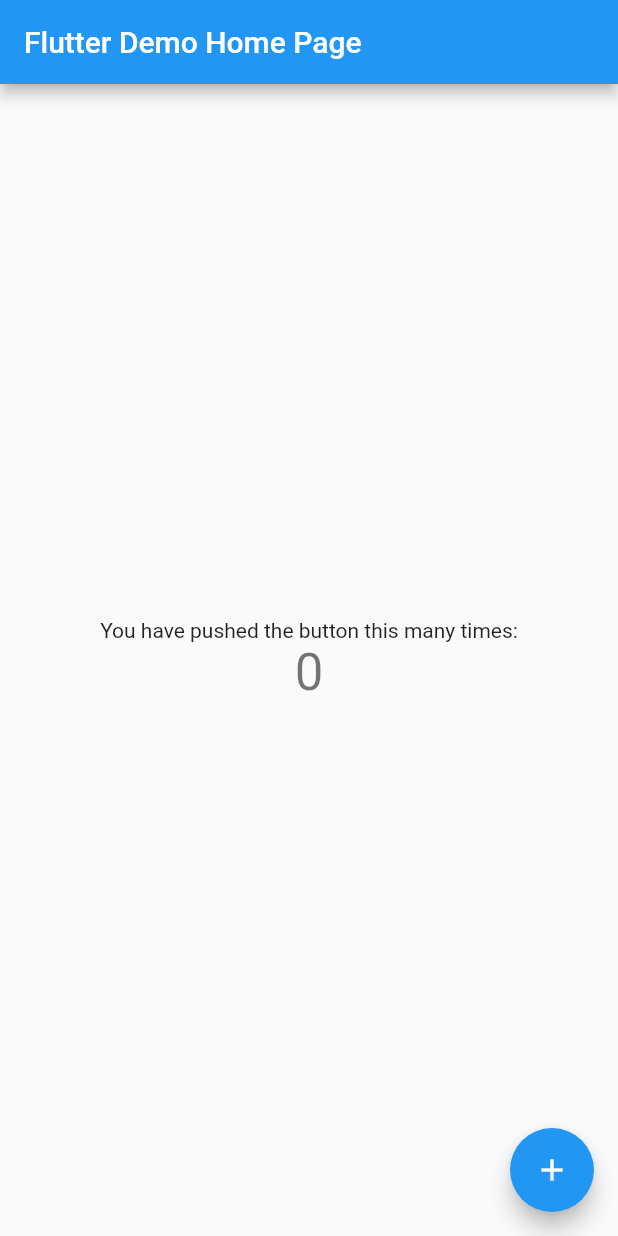
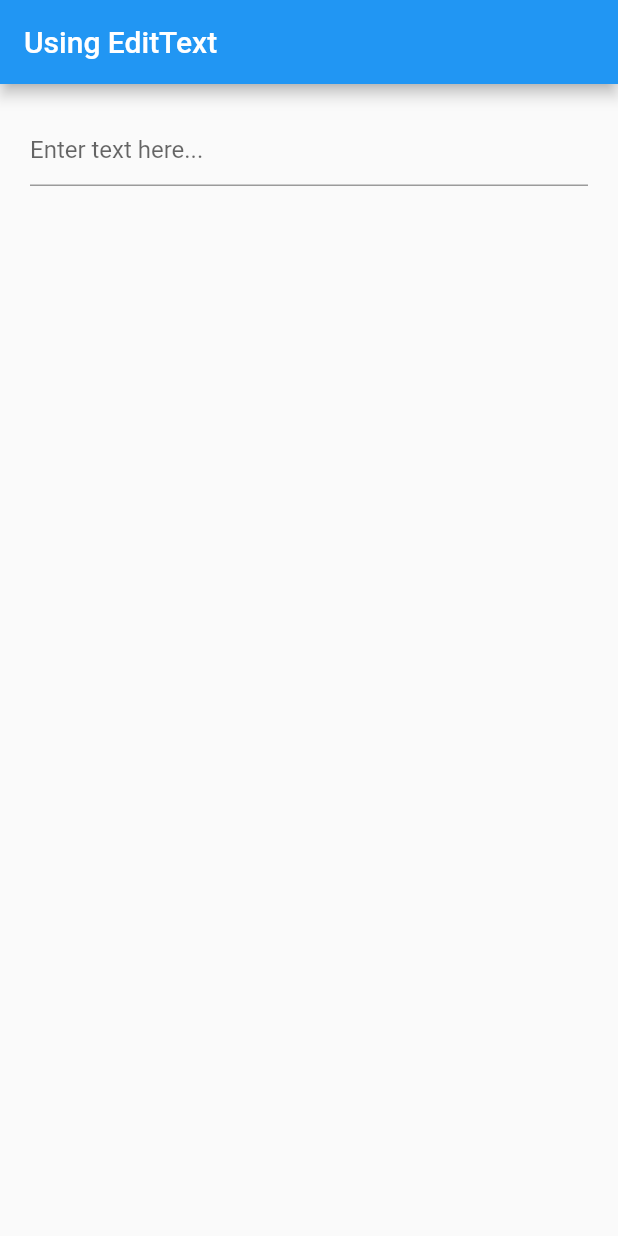
Before and after one commit to datlechin/FlutterExamples, a Flutter app: the screen it shows after launch, on a phone screen of 412 x 824 dp. Run offline on Flutter 3.47's test engine with Material 2 defaults, Android fonts, the phone set to English and light mode, and no system bars.

Commit message:
using edittext

```diff
--- a/lib/main.dart
+++ b/lib/main.dart
@@ -5,111 +5,58 @@ void main() {
 }
 
 class MyApp extends StatelessWidget {
-  const MyApp({super.key});
+  const MyApp({Key? key}) : super(key: key);
 
-  // This widget is the root of your application.
   @override
   Widget build(BuildContext context) {
-    return MaterialApp(
-      title: 'Flutter Demo',
-      theme: ThemeData(
-        // This is the theme of your application.
-        //
-        // Try running your application with "flutter run". You'll see the
-        // application has a blue toolbar. Then, without quitting the app, try
-        // changing the primarySwatch below to Colors.green and then invoke
-        // "hot reload" (press "r" in the console where you ran "flutter run",
-        // or simply save your changes to "hot reload" in a Flutter IDE).
-        // Notice that the counter didn't reset back to zero; the application
-        // is not restarted.
-        primarySwatch: Colors.blue,
-      ),
-      home: const MyHomePage(title: 'Flutter Demo Home Page'),
+    return const MaterialApp(
+      debugShowCheckedModeBanner: false,
+      home: MyEditText(),
     );
   }
 }
 
-class MyHomePage extends StatefulWidget {
-  const MyHomePage({super.key, required this.title});
-
-  // This widget is the home page of your application. It is stateful, meaning
-  // that it has a State object (defined below) that contains fields that affect
-  // how it looks.
-
-  // This class is the configuration for the state. It holds the values (in this
-  // case the title) provided by the parent (in this case the App widget) and
-  // used by the build method of the State. Fields in a Widget subclass are
-  // always marked "final".
-
-  final String title;
+class MyEditText extends StatefulWidget {
+  const MyEditText({Key? key}) : super(key: key);
 
   @override
-  State<MyHomePage> createState() => _MyHomePageState();
+  State<MyEditText> createState() => _MyEditTextState();
 }
 
-class _MyHomePageState extends State<MyHomePage> {
-  int _counter = 0;
+class _MyEditTextState extends State<MyEditText> {
+  String results = '';
 
-  void _incrementCounter() {
-    setState(() {
-      // This call to setState tells the Flutter framework that something has
-      // changed in this State, which causes it to rerun the build method below
-      // so that the display can reflect the updated values. If we changed
-      // _counter without calling setState(), then the build method would not be
-      // called again, and so nothing would appear to happen.
-      _counter++;
-    });
-  }
+  TextEditingController controller = TextEditingController();
 
   @override
   Widget build(BuildContext context) {
-    // This method is rerun every time setState is called, for instance as done
-    // by the _incrementCounter method above.
-    //
-    // The Flutter framework has been optimized to make rerunning build methods
-    // fast, so that you can just rebuild anything that needs updating rather
-    // than having to individually change instances of widgets.
     return Scaffold(
       appBar: AppBar(
-        // Here we take the value from the MyHomePage object that was created by
-        // the App.build method, and use it to set our appbar title.
-        title: Text(widget.title),
+        title: const Text('Using EditText'),
       ),
-      body: Center(
-        // Center is a layout widget. It takes a single child and positions it
-        // in the middle of the parent.
-        child: Column(
-          // Column is also a layout widget. It takes a list of children and
-          // arranges them vertically. By default, it sizes itself to fit its
-          // children horizontally, and tries to be as tall as its parent.
-          //
-          // Invoke "debug painting" (press "p" in the console, choose the
-          // "Toggle Debug Paint" action from the Flutter Inspector in Android
-          // Studio, or the "Toggle Debug Paint" command in Visual Studio Code)
-          // to see the wireframe for each widget.
-          //
-          // Column has various properties to control how it sizes itself and
-          // how it positions its children. Here we use mainAxisAlignment to
-          // center the children vertically; the main axis here is the vertical
-          // axis because Columns are vertical (the cross axis would be
-          // horizontal).
-          mainAxisAlignment: MainAxisAlignment.center,
-          children: <Widget>[
-            const Text(
-              'You have pushed the button this many times:',
-            ),
-            Text(
-              '$_counter',
-              style: Theme.of(context).textTheme.headline4,
-            ),
-          ],
+      body: Container(
+        padding: const EdgeInsets.all(20.0),
+        child: Center(
+          child: Column(
+            crossAxisAlignment: CrossAxisAlignment.stretch,
+            children: [
+              TextField(
+                decoration: const InputDecoration(
+                  hintText: 'Enter text here...'
+                ),
+                onSubmitted: (String str) {
+                  setState(() {
+                    results = "$results\n$str";
+                    controller.text = '';
+                  });
+                },
+                controller: controller,
+              ),
+              Text(results)
+            ],
+          ),
         ),
       ),
-      floatingActionButton: FloatingActionButton(
-        onPressed: _incrementCounter,
-        tooltip: 'Increment',
-        child: const Icon(Icons.add),
-      ), // This trailing comma makes auto-formatting nicer for build methods.
     );
   }
 }
```
Also changed, not shown: 1 other file.
